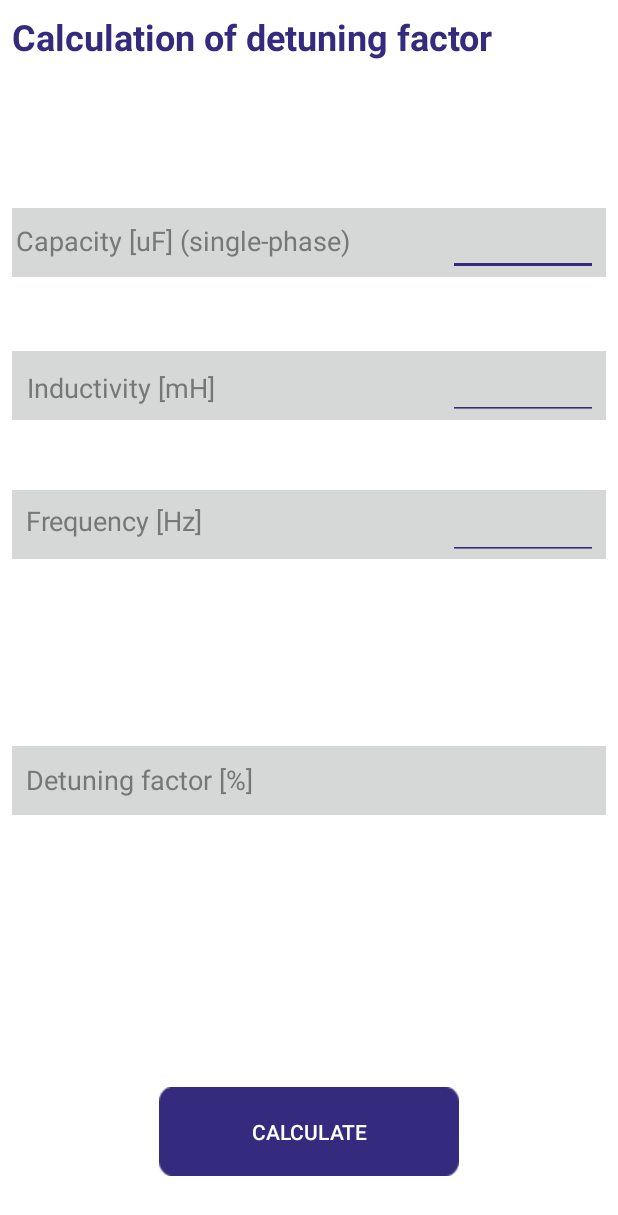
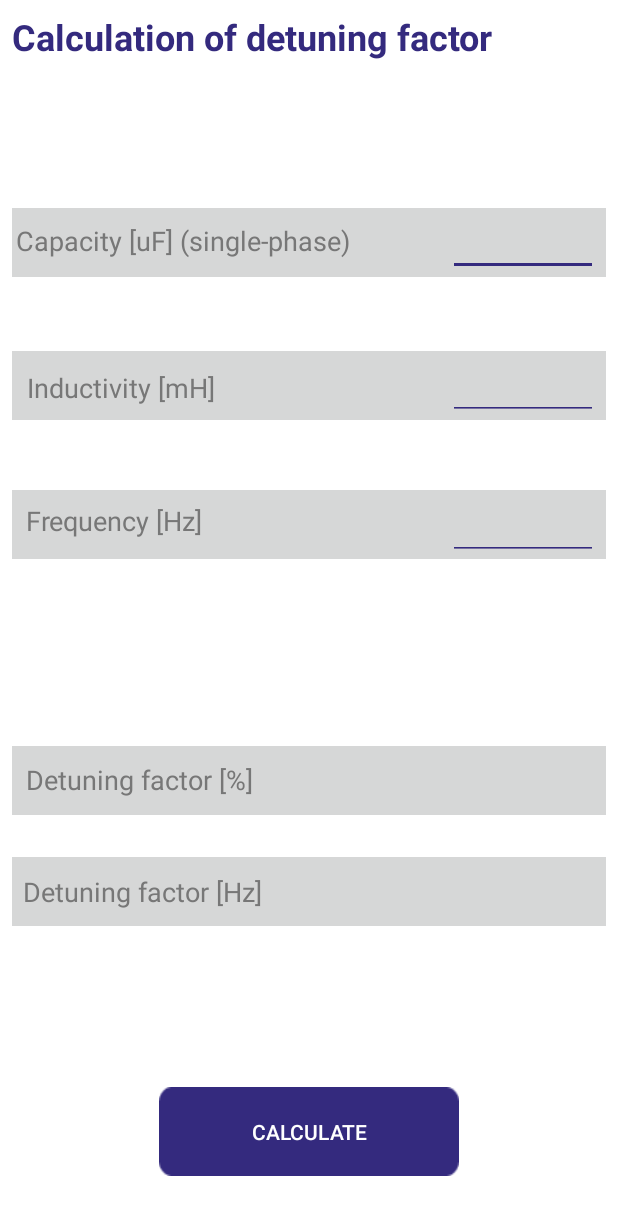
Before and after one commit to paulkemppk/PFCpro, an Android app: the layout content_calc_verd.xml on its own in the app's theme, with its tools: preview values and no code run, on a phone screen of 412 x 824 dp. Shown: the top 1215 px of the screen. Run offline under Robolectric (Android 15) with nearby library versions, the phone set to English and light mode, and no system bars.

Commit message:
PFCPro update 1.4

```diff
--- a/app/build.gradle
+++ b/app/build.gradle
@@ -14,8 +14,8 @@ android {
         applicationId "com.capag.friedli.pfcpro"
         minSdkVersion 21
         targetSdkVersion 28
-        versionCode 6
-        versionName "1.0"
+        versionCode 7
+        versionName "1.1"
         testInstrumentationRunner "android.support.test.runner.AndroidJUnitRunner"
     }
     buildTypes {
--- a/app/src/main/java/com/capag/friedli/pfcpro/CalcBill.java
+++ b/app/src/main/java/com/capag/friedli/pfcpro/CalcBill.java
@@ -69,7 +69,7 @@ public class CalcBill extends AppCompatActivity implements NavigationView.OnNavi
                 if(Locale.getDefault().getLanguage().equals("de")) {
                     Intent browserIntent = new Intent(Intent.ACTION_VIEW, Uri.parse("https://www.capag-energy.com/"));
                     startActivity(browserIntent);
-                }else if(Locale.getDefault().getLanguage().equals("en")){
+                }else {
                     Intent browserIntent = new Intent(Intent.ACTION_VIEW, Uri.parse("https://www.capag-energy.com/en/"));
                     startActivity(browserIntent);
                 }
@@ -90,7 +90,7 @@ public class CalcBill extends AppCompatActivity implements NavigationView.OnNavi
 
         if(Locale.getDefault().getLanguage().equals("de")) {
             webb.loadUrl("https://www.capag-energy.com/blindleistungskompensation/berechnung/");
-        }else if(Locale.getDefault().getLanguage().equals("en")){
+        }else {
             webb.loadUrl("https://www.capag-energy.com/power-factor-correction/calculation-tool/");
         }
 
--- a/app/src/main/java/com/capag/friedli/pfcpro/CalcVerd.java
+++ b/app/src/main/java/com/capag/friedli/pfcpro/CalcVerd.java
@@ -23,6 +23,7 @@ import java.util.Objects;
 public class CalcVerd extends AppCompatActivity implements NavigationView.OnNavigationItemSelectedListener {
 
     private TextView ergebnissVerdrosselung;
+    private TextView ergebnissVerdrosselung2;
     private EditText kap;
     private EditText freq;
     private EditText ind;
@@ -39,7 +40,8 @@ public class CalcVerd extends AppCompatActivity implements NavigationView.OnNavi
         Button calcVerdbtn = findViewById(R.id.verdBtn);
         kap = findViewById(R.id.spanTxt);
         ind = findViewById(R.id.kapTxt);
-        ergebnissVerdrosselung = findViewById(R.id.verdView);
+        ergebnissVerdrosselung = findViewById(R.id.verdView2);
+        ergebnissVerdrosselung2 = findViewById(R.id.verdView);
         freq = findViewById(R.id.freqTxt);
         calcVerd = new CalculateKomp();
 
@@ -90,6 +92,7 @@ public class CalcVerd extends AppCompatActivity implements NavigationView.OnNavi
                     double kapDouble = Double.parseDouble(kap.getText().toString());
                     double freqDouble = Double.parseDouble(freq.getText().toString());
                     ergebnissVerdrosselung.setText(Double.toString(calcVerd.calcVerd(indDouble,kapDouble,freqDouble)));
+                    ergebnissVerdrosselung2.setText(Double.toString(calcVerd.calcVerdinHz(indDouble,kapDouble)));
                 }
 
             }
--- a/app/src/main/res/layout/content_calc_verd.xml
+++ b/app/src/main/res/layout/content_calc_verd.xml
@@ -46,6 +46,25 @@
         app:layout_constraintStart_toStartOf="parent"
         app:layout_constraintTop_toTopOf="parent"
         app:layout_constraintVertical_bias="0.639"
+        app:srcCompat="?attr/colorButtonNormal"
+        tools:layout_constraintLeft_creator="1"
+        tools:layout_constraintRight_creator="1"
+        tools:layout_constraintTop_creator="1" />
+
+    <ImageView
+        android:id="@+id/imageView9"
+        android:layout_width="0dp"
+        android:layout_height="@dimen/grey_bar_height"
+        android:layout_marginStart="8dp"
+        android:layout_marginEnd="8dp"
+        android:contentDescription="TODO"
+        android:visibility="visible"
+        app:layout_constraintBottom_toBottomOf="parent"
+        app:layout_constraintEnd_toEndOf="parent"
+        app:layout_constraintHorizontal_bias="0.0"
+        app:layout_constraintStart_toStartOf="parent"
+        app:layout_constraintTop_toTopOf="parent"
+        app:layout_constraintVertical_bias="0.734"
         app:srcCompat="?attr/colorButtonNormal"
         tools:layout_constraintLeft_creator="1"
         tools:layout_constraintRight_creator="1"
@@ -174,6 +193,22 @@
         tools:layout_constraintBottom_creator="1"
         tools:layout_constraintLeft_creator="1" />
 
+    <TextView
+        android:id="@+id/textView33"
+        android:layout_width="wrap_content"
+        android:layout_height="wrap_content"
+        android:text="@string/verdrosselungHz"
+        android:textColor="@color/colorFontGrey"
+        android:textSize="@dimen/text_size_header_2"
+        app:layout_constraintBottom_toBottomOf="parent"
+        app:layout_constraintEnd_toEndOf="parent"
+        app:layout_constraintHorizontal_bias="0.061"
+        app:layout_constraintStart_toStartOf="parent"
+        app:layout_constraintTop_toTopOf="parent"
+        app:layout_constraintVertical_bias="0.728"
+        tools:layout_constraintBottom_creator="1"
+        tools:layout_constraintLeft_creator="1" />
+
     <Button
         android:id="@+id/verdBtn"
         android:layout_width="200dp"
@@ -269,6 +304,25 @@
         android:textStyle="bold"
         app:layout_constraintBottom_toBottomOf="parent"
         app:layout_constraintEnd_toEndOf="parent"
+        app:layout_constraintHorizontal_bias="0.98"
+        app:layout_constraintStart_toStartOf="parent"
+        app:layout_constraintTop_toTopOf="parent"
+        app:layout_constraintVertical_bias="0.728"
+        tools:layout_constraintLeft_creator="1"
+        tools:layout_constraintRight_creator="1"
+        tools:layout_constraintTop_creator="1" />
+
+    <TextView
+        android:id="@+id/verdView2"
+        android:layout_width="wrap_content"
+        android:layout_height="wrap_content"
+        android:layout_marginEnd="8dp"
+        android:textAlignment="textEnd"
+        android:textColor="@color/colorFontGrey"
+        android:textSize="@dimen/text_size_header_2"
+        android:textStyle="bold"
+        app:layout_constraintBottom_toBottomOf="parent"
+        app:layout_constraintEnd_toEndOf="parent"
         app:layout_constraintHorizontal_bias="0.982"
         app:layout_constraintStart_toStartOf="parent"
         app:layout_constraintTop_toTopOf="parent"
--- a/app/src/main/res/layout/content_info.xml
+++ b/app/src/main/res/layout/content_info.xml
@@ -6,6 +6,7 @@
     android:layout_width="match_parent"
     android:layout_height="match_parent"
     android:background="@color/colorFontBackground"
+    android:autoLink="web"
     app:layout_behavior="@string/appbar_scrolling_view_behavior"
     tools:context=".CalcInfo"
     tools:layout_editor_absoluteX="0dp"
@@ -299,6 +300,7 @@
                 android:layout_marginBottom="8dp"
                 android:text="@string/textview_rechtliche_hinweise"
                 android:textSize="@dimen/text_size_text"
+                android:autoLink="web"
                 app:layout_constraintBottom_toBottomOf="parent"
                 app:layout_constraintEnd_toEndOf="parent"
                 app:layout_constraintHorizontal_bias="0.0"
--- a/app/src/main/res/layout/content_main.xml
+++ b/app/src/main/res/layout/content_main.xml
@@ -101,10 +101,10 @@
         android:textSize="@dimen/text_size_text"
         app:layout_constraintBottom_toBottomOf="parent"
         app:layout_constraintEnd_toEndOf="@+id/buttonBill"
-        app:layout_constraintHorizontal_bias="0.569"
+        app:layout_constraintHorizontal_bias="1.0"
         app:layout_constraintStart_toStartOf="@+id/buttonBill"
         app:layout_constraintTop_toBottomOf="@+id/buttonBill"
-        app:layout_constraintVertical_bias="0.051" />
+        app:layout_constraintVertical_bias="0.05" />
 
     <TextView
         android:id="@+id/textView13"
```
Also changed, not shown: app/src/main/java/com/capag/friedli/pfcpro/CalculateKomp.java (+22 -9 lines), app/src/main/res/values/strings.xml (+3 -2 lines), 1 other file.
